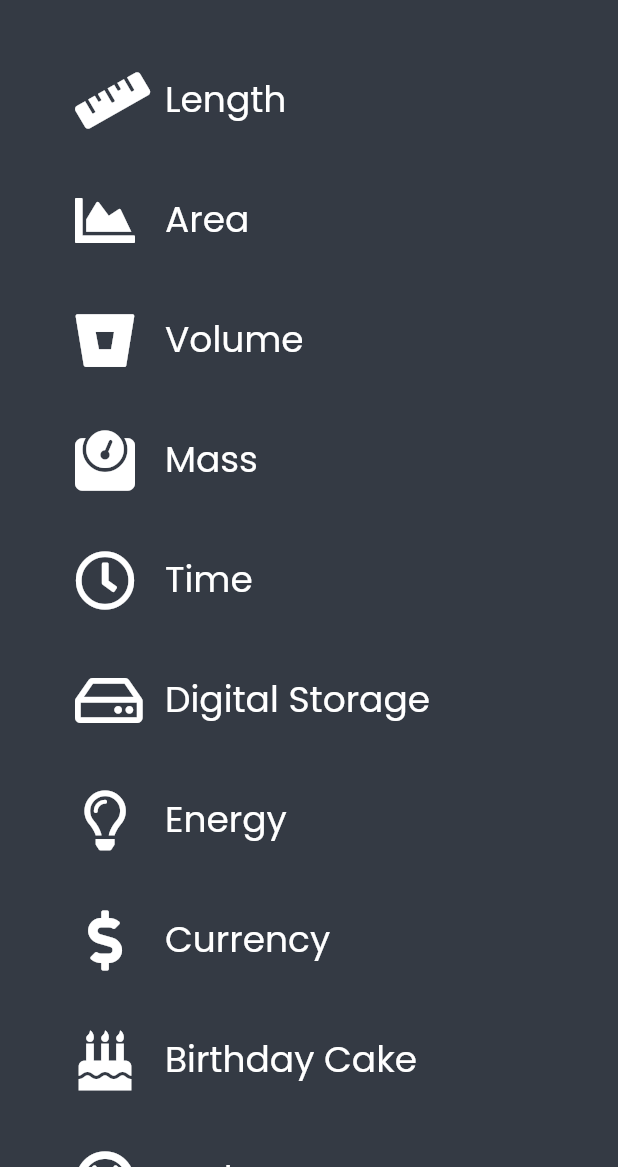
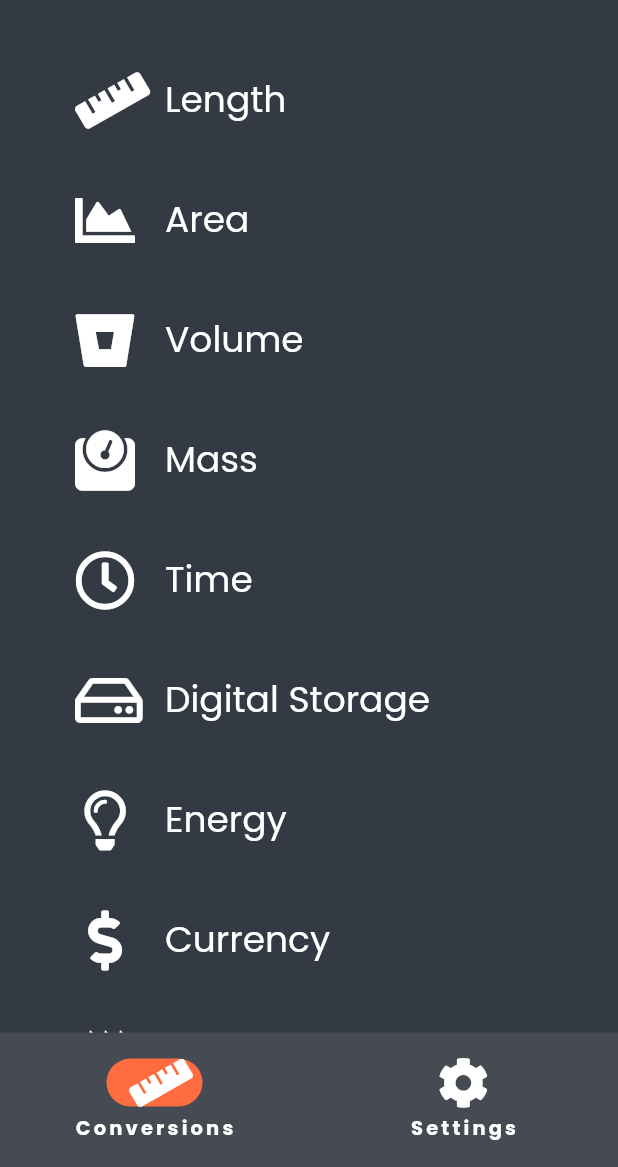
Before and after one commit to Pszione/flutter_udacity_course, a Flutter app: the screen it shows after launch, on a phone screen of 412 x 824 dp, the part 69-1236 px from its top. Run offline on Flutter 3.47's test engine with Material 2 defaults, Android fonts, the phone set to English and light mode, and no system bars; our stand-ins replace font_awesome_flutter, google_fonts.

Commit message:
UnitConverter - Implemented BottomNavigationBar based on MaterialYou style (SDK31) part I | New constant values

```diff
--- a/lib/components/category.dart
+++ b/lib/components/category.dart
@@ -42,7 +42,7 @@ class Category extends StatelessWidget {
           borderRadius: borderRadius,
           highlightColor: color,
           splashColor: color,
-          radius: kSplashRadius,
+          radius: kSplashRadius * 2,
           child: Padding(
             padding: const EdgeInsets.symmetric(
                 horizontal: kDefaultPadding, vertical: kHalfPadding),
@@ -54,7 +54,7 @@ class Category extends StatelessWidget {
                   padding: const EdgeInsets.symmetric(horizontal: kHalfPadding),
                   child: Icon(
                     icon,
-                    size: 40,
+                    size: kCategoryIconSize,
                   ),
                 ),
                 Center(
--- a/lib/constants.dart
+++ b/lib/constants.dart
@@ -3,7 +3,7 @@ import 'package:flutter/material.dart';
 import 'main.dart';
 
 const kPrimaryColor = Color(0xFF1A73E9);
-const kSecondaryColor = Color(0xffff7b67);
+const kSecondaryColor = Color(0xffff6c3f);
 const kTertiaryColor = Color(0xfffcd76b);
 const kComplementaryColor = Color(0xff00444f);
 const kDarkBackgroundColor = Color(0xff343a44);
@@ -31,6 +31,8 @@ var kDefaultBorderRadius = BorderRadius.circular(kDefaultBorderRadiusAsDouble);
 const kDefaultBorderRadiusAsDouble = 20.0;
 const kSmallBorderRadiusAsDouble = 16.0;
 const kSplashRadius = 85.0;
+const kCategoryIconSize = 40.0;
+const kCategorySmallIconSize = 40.0 * 0.85;
 
 class AppBarCustom extends StatelessWidget implements PreferredSizeWidget {
   const AppBarCustom({Key? key, required this.title, this.color})
--- a/lib/main.dart
+++ b/lib/main.dart
@@ -1,5 +1,8 @@
+import 'dart:ui';
+
 import 'package:flutter/material.dart';
 import 'package:flutter_udacity_course/constants.dart';
+import 'package:font_awesome_flutter/font_awesome_flutter.dart';
 import 'package:google_fonts/google_fonts.dart';
 
 import 'categories_screen.dart';
@@ -12,6 +15,7 @@ const kAppName = 'Unit Converter';
 
 class UnitConverterApp extends StatelessWidget {
   const UnitConverterApp({Key? key}) : super(key: key);
+  final int currentIndex = 0;
 
   // This widget is the root of your application.
   @override
@@ -19,7 +23,7 @@ class UnitConverterApp extends StatelessWidget {
     return MaterialApp(
       debugShowCheckedModeBanner: false,
       title: kAppName,
-      home: const Scaffold(
+      home: Scaffold(
         //backgroundColor: Colors.green[100],
         appBar: AppBarCustom(
           title: kAppName,
@@ -32,6 +36,39 @@ class UnitConverterApp extends StatelessWidget {
             //   icon: Icons.cake,
             //   color: Colors.green,
             // ),
+          ),
+        ),
+        bottomNavigationBar: NavigationBarTheme(
+          data: NavigationBarThemeData(
+              height: AppBar().preferredSize.height * 1.6,
+              indicatorColor: kSecondaryColor,
+              labelTextStyle: MaterialStateProperty.all(const TextStyle(
+                fontWeight: FontWeight.bold,
+                fontSize: 13,
+                letterSpacing: 2.1,
+              )),
+              iconTheme: MaterialStateProperty.all(
+                const IconThemeData(size: kCategorySmallIconSize),
+              )),
+          child: NavigationBar(
+            selectedIndex: currentIndex,
+            destinations: const [
+              NavigationDestination(
+                icon: Icon(
+                  FontAwesomeIcons.ruler,
+                ),
+                label: 'Conversions',
+                tooltip: 'Unit conversions list',
+              ),
+              NavigationDestination(
+                icon: Icon(
+                  FontAwesomeIcons.cog,
+                  size: kCategorySmallIconSize,
+                ),
+                label: 'Settings',
+                tooltip: 'More settings',
+              ),
+            ],
           ),
         ),
       ),
```
